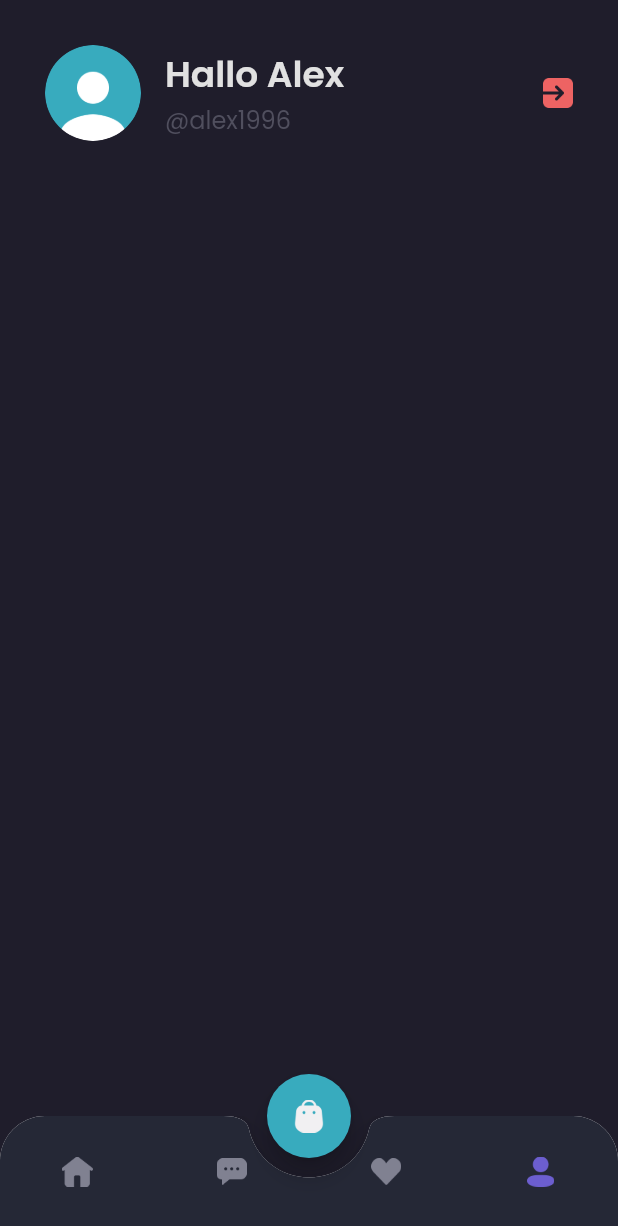
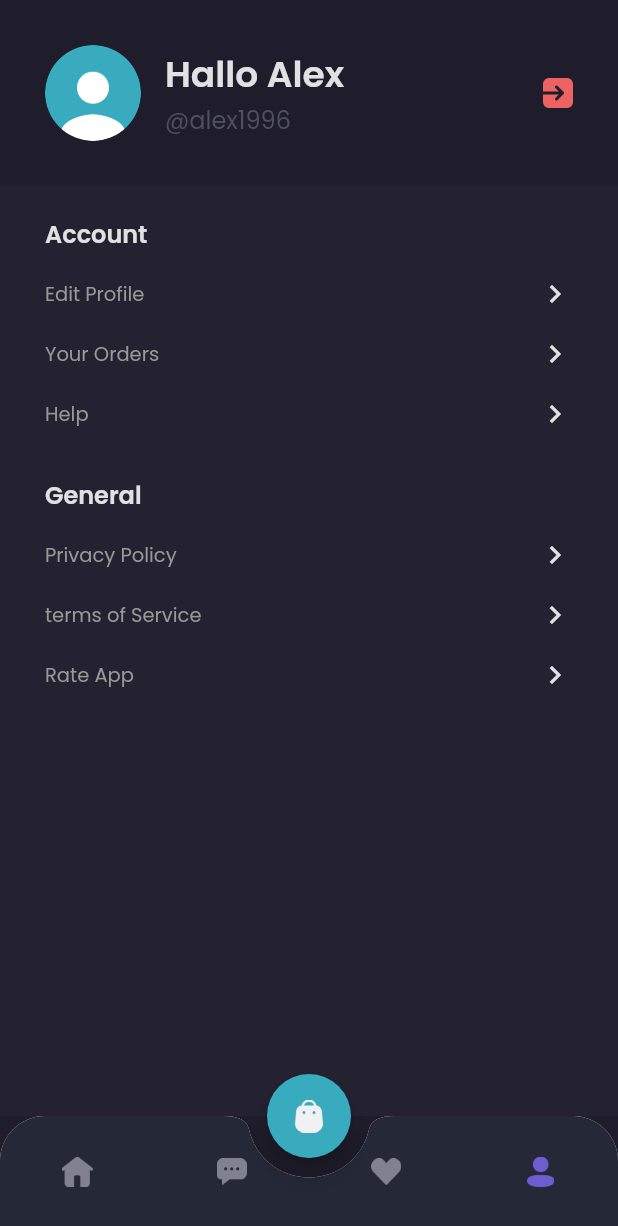
Before and after one commit to Chands18/ViperApps, a Flutter app: the MainPage screen opened by its route, item 4 of the bottom bar chosen, on a phone screen of 412 x 824 dp. Shown: the top 1226 px of the screen. Run offline on Flutter 3.47's test engine with Material 2 defaults, Android fonts, the phone set to English and light mode, and no system bars; our stand-ins replace google_fonts.

Commit message:
profile page

```diff
--- a/lib/main.dart
+++ b/lib/main.dart
@@ -1,5 +1,6 @@
 import 'package:flutter/material.dart';
 import 'package:viper/pages/detail_chat_page.dart';
+import 'package:viper/pages/edit_profile_page.dart';
 import 'package:viper/pages/home/main_page.dart';
 import 'package:viper/pages/sign_in_page.dart';
 import 'package:viper/pages/sign_up_page.dart';
@@ -18,6 +19,7 @@ class MyApp extends StatelessWidget {
         '/sign-up': (context) => SignUpPage(),
         '/home': (context) => MainPage(),
         '/detail-chat': (context) => DetailChatPage(),
+        '/edit-profile': (context) => EditProfilePage(),
       },
     );
   }
--- a/lib/pages/home/profile_page.dart
+++ b/lib/pages/home/profile_page.dart
@@ -45,9 +45,15 @@ class ProfilePage extends StatelessWidget {
                     ],
                   ),
                 ),
-                Image.asset(
-                  'assets/button_exit.png',
-                  width: 20,
+                GestureDetector(
+                  onTap: () {
+                    Navigator.pushNamedAndRemoveUntil(
+                        context, '/sign-in', (route) => false);
+                  },
+                  child: Image.asset(
+                    'assets/button_exit.png',
+                    width: 20,
+                  ),
                 )
               ],
             ),
@@ -56,9 +62,93 @@ class ProfilePage extends StatelessWidget {
       );
     }
 
+    Widget menuItem(String text) {
+      return Container(
+        margin: EdgeInsets.only(
+          top: 16,
+        ),
+        child: Row(
+          mainAxisAlignment: MainAxisAlignment.spaceBetween,
+          children: [
+            Text(
+              text,
+              style: secondaryTextStyle.copyWith(
+                fontSize: 13,
+              ),
+            ),
+            Icon(
+              Icons.chevron_right,
+              color: primaryTextColor,
+            ),
+          ],
+        ),
+      );
+    }
+
+    Widget content() {
+      return Expanded(
+        child: Container(
+          width: double.infinity,
+          padding: EdgeInsets.symmetric(horizontal: defaultMargin),
+          decoration: BoxDecoration(
+            color: backgroundColor3,
+          ),
+          child: Column(
+            crossAxisAlignment: CrossAxisAlignment.start,
+            children: [
+              SizedBox(
+                height: 20,
+              ),
+              Text(
+                'Account',
+                style: primaryTextStyle.copyWith(
+                  fontSize: 16,
+                  fontWeight: semiBold,
+                ),
+              ),
+              GestureDetector(
+                onTap: () {
+                  Navigator.pushNamed(context, '/edit-profile');
+                },
+                child: menuItem(
+                  'Edit Profile',
+                ),
+              ),
+              menuItem(
+                'Your Orders',
+              ),
+              menuItem(
+                'Help',
+              ),
+              SizedBox(
+                height: 30,
+              ),
+              Text(
+                'General',
+                style: primaryTextStyle.copyWith(
+                  fontSize: 16,
+                  fontWeight: semiBold,
+                ),
+              ),
+              menuItem(
+                'Privacy Policy',
+              ),
+              menuItem(
+                'terms of Service',
+              ),
+              menuItem(
+                'Rate App',
+              ),
+            ],
+          ),
+        ),
+      );
+    }
+
     return Column(
       children: [
         header(),
+        content(),
       ],
     );
   }
```
